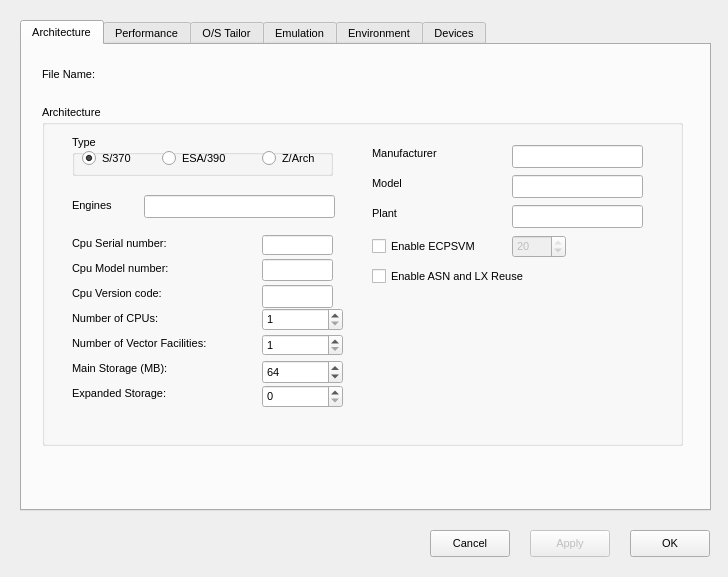
Before: the Qt Designer form HerculesStudio/HercConfiguration/Configuration.ui in fsword7/hercgui, drawn with Qt 5.
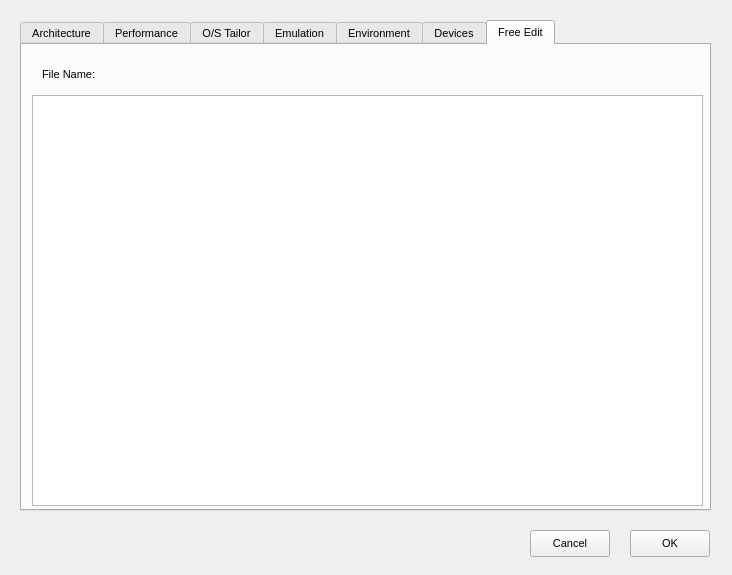
After: the same form once the commit is applied. The open tabs and pages were chosen to show the change.

Commit message: Added free edit tab in configuration

The edit to the form file:
```diff
--- a/HerculesStudio/HercConfiguration/Configuration.ui
+++ b/HerculesStudio/HercConfiguration/Configuration.ui
@@ -9,8 +9,8 @@
    <rect>
     <x>0</x>
     <y>0</y>
-    <width>728</width>
-    <height>577</height>
+    <width>732</width>
+    <height>575</height>
    </rect>
   </property>
   <property name="font">
@@ -30,6 +30,12 @@
      <height>491</height>
     </rect>
    </property>
+   <property name="sizePolicy">
+    <sizepolicy hsizetype="Fixed" vsizetype="Fixed">
+     <horstretch>0</horstretch>
+     <verstretch>0</verstretch>
+    </sizepolicy>
+   </property>
    <property name="whatsThis">
     <string/>
    </property>
@@ -3767,27 +3773,63 @@
      </property>
     </widget>
    </widget>
-  </widget>
-  <widget class="QPushButton" name="pushButton">
-   <property name="enabled">
-    <bool>false</bool>
-   </property>
-   <property name="geometry">
-    <rect>
-     <x>530</x>
-     <y>530</y>
-     <width>80</width>
-     <height>27</height>
-    </rect>
-   </property>
-   <property name="text">
-    <string>Apply</string>
-   </property>
+   <widget class="QWidget" name="FreeEdit">
+    <attribute name="title">
+     <string>Free Edit</string>
+    </attribute>
+    <widget class="QLabel" name="fileNameLabel_7">
+     <property name="geometry">
+      <rect>
+       <x>80</x>
+       <y>20</y>
+       <width>591</width>
+       <height>19</height>
+      </rect>
+     </property>
+     <property name="font">
+      <font>
+       <family>Courier New</family>
+      </font>
+     </property>
+     <property name="text">
+      <string/>
+     </property>
+    </widget>
+    <widget class="QLabel" name="label_31">
+     <property name="geometry">
+      <rect>
+       <x>20</x>
+       <y>20</y>
+       <width>57</width>
+       <height>19</height>
+      </rect>
+     </property>
+     <property name="text">
+      <string>File Name:</string>
+     </property>
+    </widget>
+    <widget class="QPlainTextEdit" name="plainTextEdit">
+     <property name="geometry">
+      <rect>
+       <x>10</x>
+       <y>50</y>
+       <width>671</width>
+       <height>411</height>
+      </rect>
+     </property>
+     <property name="sizePolicy">
+      <sizepolicy hsizetype="Fixed" vsizetype="Fixed">
+       <horstretch>0</horstretch>
+       <verstretch>0</verstretch>
+      </sizepolicy>
+     </property>
+    </widget>
+   </widget>
   </widget>
   <widget class="QPushButton" name="pushButton_Cancel">
    <property name="geometry">
     <rect>
-     <x>430</x>
+     <x>530</x>
      <y>530</y>
      <width>80</width>
      <height>27</height>
```
Left out of the diff: 28 changed lines with no effect on the pictures. The commit also changes 20 other files.
